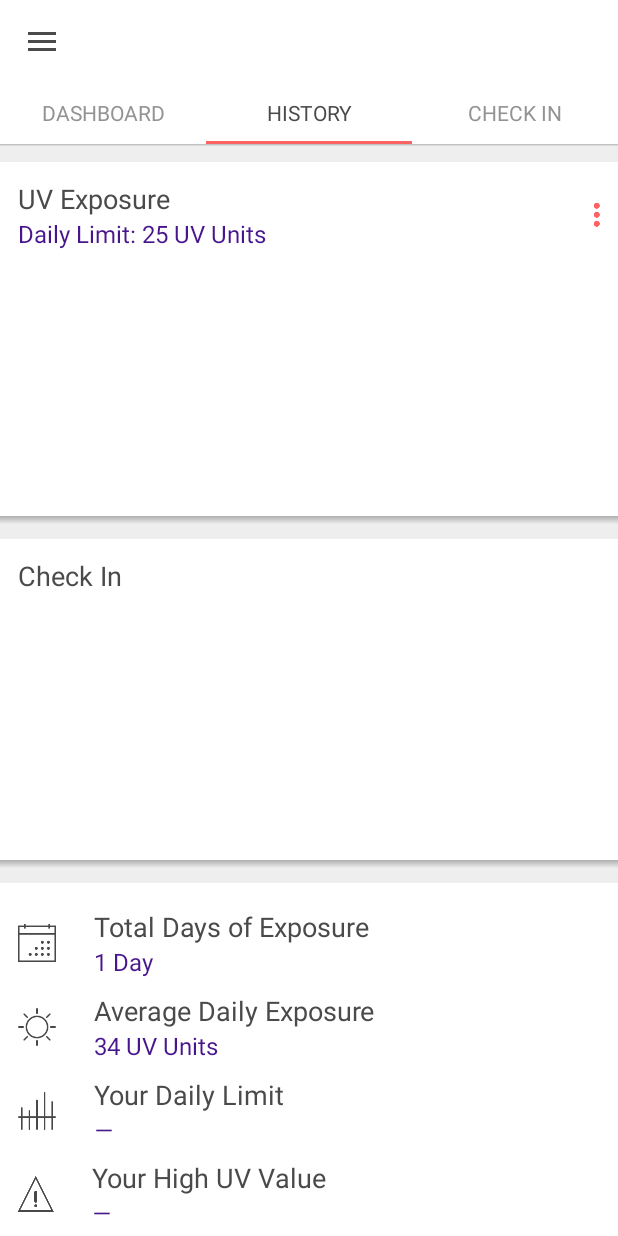
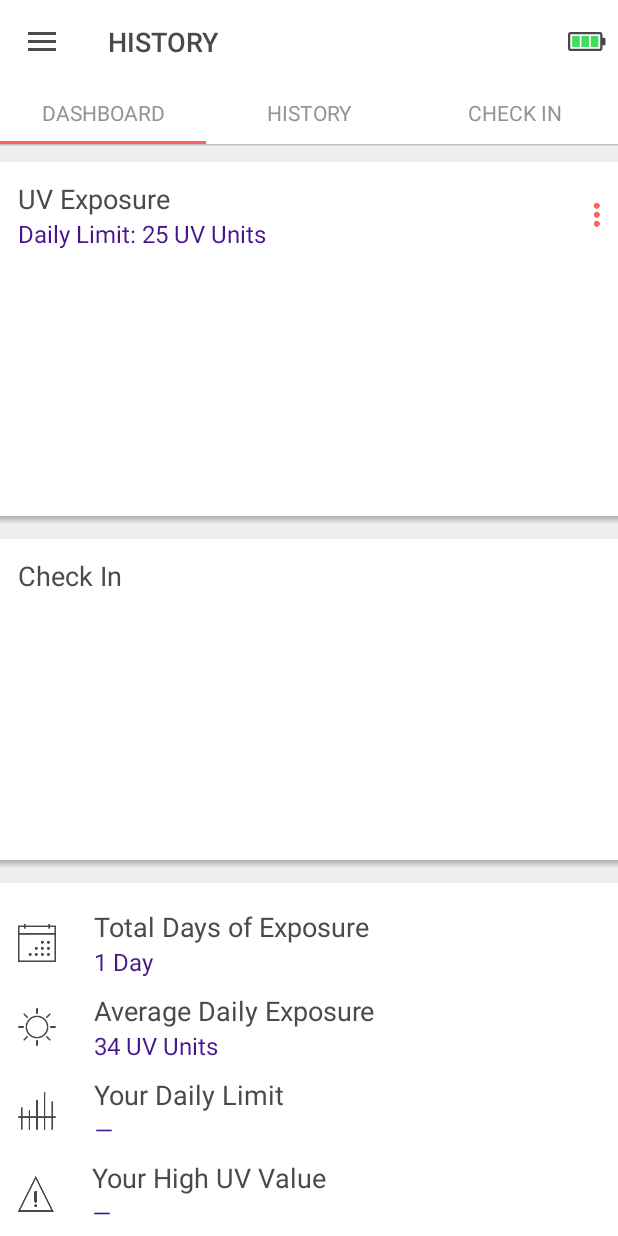
Before and after one commit to SHADE-io/Shade-Android-UI, an Android app: the HomeActivity screen opened directly, with no data from a screen before it, after a tap on "HISTORY", on a phone screen of 412 x 824 dp. Run offline under Robolectric (Android 15) with nearby library versions, the phone set to English and light mode, and no system bars; libraries missing offline, so code that uses them is left out: org.adw.library.

Commit message:
design in History section and functionality implementation

```diff
--- a/app/src/main/java/com/shades/shade/activities/HomeActivity.java
+++ b/app/src/main/java/com/shades/shade/activities/HomeActivity.java
@@ -20,6 +20,7 @@ import android.view.Gravity;
 import android.view.MotionEvent;
 import android.view.View;
 import android.view.ViewGroup;
+import android.widget.ImageView;
 
 import com.shades.shade.R;
 import com.shades.shade.adapters.DrawerAdapter;
@@ -36,6 +37,9 @@ import java.util.ArrayList;
 public class HomeActivity extends ShadeBaseActivity {
 
     private Context context;
+    private ShadeTextView txt_title;
+    private ImageView batteryStatus;
+
     private ActionBarDrawerToggle mDrawerToggle;
     private Toolbar toolbar;
     private DrawerLayout mDrawerLayout;
@@ -70,6 +74,8 @@ public class HomeActivity extends ShadeBaseActivity {
     protected void onUiLayout() {
         setContentView(R.layout.activity_home);
         context = HomeActivity.this;
+
+
     }
 
     @Override
@@ -97,8 +103,13 @@ public class HomeActivity extends ShadeBaseActivity {
     }
 
     public void toolbarStatusBar() {
+        txt_title = (ShadeTextView) findViewById(R.id.topBar_txt_title);
+        batteryStatus = (ImageView) findViewById(R.id.topBar_batteryStatus);
         toolbar = (Toolbar) findViewById(R.id.toolbar);
         setSupportActionBar(toolbar);
+
+        txt_title.setText(TITLES[0]);//Title
+        batteryStatus.setImageResource(R.drawable.battery_full);//Battery statusChange
     }
 
     public void navigationDrawer() {
@@ -196,6 +207,23 @@ public class HomeActivity extends ShadeBaseActivity {
         pager.setAdapter(new MyPagerAdapter(getSupportFragmentManager()));
         tabs.setDrawBox(false);
         tabs.setViewPager(pager);
+
+        pager.setOnPageChangeListener(new ViewPager.OnPageChangeListener() {
+            @Override
+            public void onPageScrolled(int position, float positionOffset, int positionOffsetPixels) {
+
+            }
+
+            @Override
+            public void onPageSelected(int position) {
+                txt_title.setText(TITLES[position]);
+            }
+
+            @Override
+            public void onPageScrollStateChanged(int state) {
+
+            }
+        });
     }
 
     public class MyPagerAdapter extends FragmentStatePagerAdapter {
--- a/app/src/main/res/layout/include_topbar.xml
+++ b/app/src/main/res/layout/include_topbar.xml
@@ -28,7 +28,7 @@
             android:layout_marginLeft="@dimen/dp_fifteen"
             android:text="@string/splash_btn_signIn"
             android:textColor="@color/textColor_signin_tiitle"
-            android:textSize="@dimen/sp_mediumx"
+            android:textSize="@dimen/sp_mediumxx"
             shade:customFont="@string/roboto_medium" />
     </LinearLayout>
 </LinearLayout>
--- a/app/src/main/res/layout/include_topbar_toolbar.xml
+++ b/app/src/main/res/layout/include_topbar_toolbar.xml
@@ -1,12 +1,46 @@
 <?xml version="1.0" encoding="utf-8"?>
 <android.support.v7.widget.Toolbar xmlns:android="http://schemas.android.com/apk/res/android"
     xmlns:app="http://schemas.android.com/apk/res-auto"
+    xmlns:shade="http://schemas.android.com/apk/res-auto"
     xmlns:tools="http://schemas.android.com/tools"
     android:layout_width="match_parent"
-    android:layout_height="wrap_content"
+    android:layout_height="?attr/actionBarSize"
     android:background="?attr/colorPrimary"
     app:popupTheme="@style/ThemeOverlay.AppCompat.Light"
     app:theme="@style/ThemeOverlay.AppCompat.Dark.ActionBar"
-    tools:ignore="UnusedAttribute" >
+    tools:ignore="UnusedAttribute">
 
+    <RelativeLayout
+        android:layout_width="match_parent"
+        android:layout_height="match_parent">
+
+
+        <com.shades.shade.widgets.ShadeTextView
+            android:id="@+id/topBar_txt_title"
+            android:layout_width="wrap_content"
+            android:layout_height="wrap_content"
+            android:layout_centerVertical="true"
+            android:text="@string/splash_btn_signIn"
+            android:textColor="@color/textColor_signin_tiitle"
+            android:textSize="@dimen/sp_mediumxx"
+            shade:customFont="@string/roboto_medium" />
+
+        <RelativeLayout
+            android:layout_width="wrap_content"
+            android:layout_height="wrap_content"
+            android:layout_alignParentRight="true"
+            android:layout_marginRight="@dimen/dp_eight"
+            android:layout_centerVertical="true">
+
+            <ImageView
+                android:id="@+id/topBar_batteryStatus"
+                android:layout_width="wrap_content"
+                android:layout_height="wrap_content"
+                android:scaleType="centerInside"
+                android:src="@drawable/battery_full" />
+
+        </RelativeLayout>
+
+
+    </RelativeLayout>
 </android.support.v7.widget.Toolbar>
```
